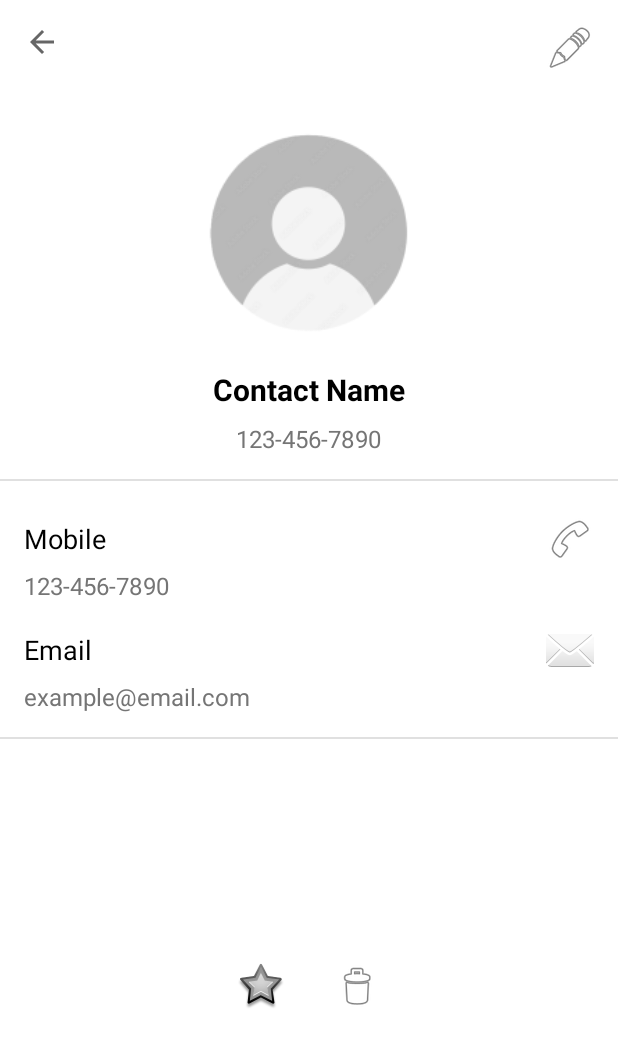
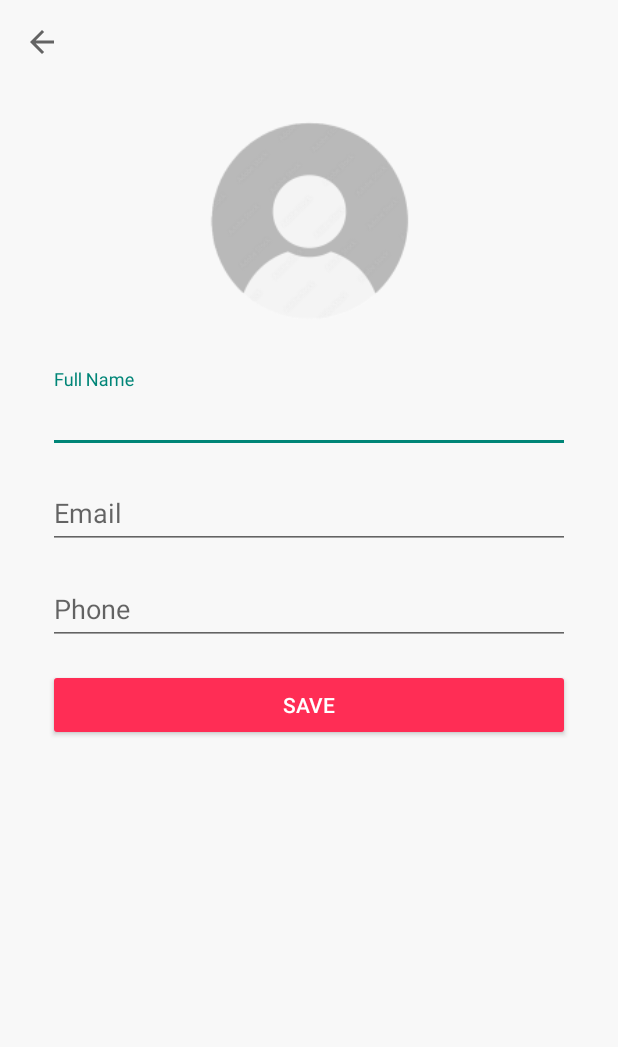
Before and after one commit to DijaniraMuachifi/contacts, an Android app: the layout fragment_details_contact.xml on its own in the app's theme, with its tools: preview values and no code run, on a phone screen of 412 x 824 dp. Shown: the top 1047 px of the screen. Run offline under Robolectric (Android 15) with nearby library versions, the phone set to English and light mode, and no system bars.

Commit message:
I change the layout in fragment details

```diff
--- a/app/src/main/res/layout/fragment_details_contact.xml
+++ b/app/src/main/res/layout/fragment_details_contact.xml
@@ -1,203 +1,108 @@
 <?xml version="1.0" encoding="utf-8"?>
-<androidx.constraintlayout.widget.ConstraintLayout xmlns:android="http://schemas.android.com/apk/res/android"
+<androidx.constraintlayout.widget.ConstraintLayout
+    xmlns:android="http://schemas.android.com/apk/res/android"
     xmlns:app="http://schemas.android.com/apk/res-auto"
     xmlns:tools="http://schemas.android.com/tools"
-    android:id="@+id/detailsRoot"
+    android:id="@+id/editContactLayout"
     android:layout_width="match_parent"
     android:layout_height="match_parent"
-    android:background="#FFFFFF"
-    tools:context=".detailsContact">
+    android:background="#F8F8F8"
+    tools:context=".EditContact">
 
-    <!-- Header -->
-    <androidx.constraintlayout.widget.ConstraintLayout
-        android:id="@+id/headerLayout"
+    <!-- Back Button -->
+    <ImageView
+        android:id="@+id/backButton"
+        android:layout_width="24dp"
+        android:layout_height="24dp"
+        android:contentDescription="@string/back"
+        android:src="?attr/actionModeCloseDrawable"
+        app:layout_constraintTop_toTopOf="parent"
+        app:layout_constraintStart_toStartOf="parent"
+        android:layout_margin="16dp"/>
+
+    <!-- Contact Photo -->
+    <ImageView
+        android:id="@+id/contactPhoto"
+        android:layout_width="150dp"
+        android:layout_height="150dp"
+        android:scaleType="centerCrop"
+        android:src="@mipmap/avacta_foreground"
+        android:contentDescription="@string/contact_photo"
+        app:layout_constraintTop_toBottomOf="@+id/backButton"
+        app:layout_constraintStart_toStartOf="parent"
+        app:layout_constraintEnd_toEndOf="parent"
+        android:layout_marginTop="32dp" />
+
+    <!-- Name -->
+    <com.google.android.material.textfield.TextInputLayout
+        android:id="@+id/nameLayout"
         android:layout_width="0dp"
         android:layout_height="wrap_content"
-        android:padding="16dp"
-        app:layout_constraintTop_toTopOf="parent"
+        android:layout_marginTop="24dp"
+        app:layout_constraintTop_toBottomOf="@id/contactPhoto"
         app:layout_constraintStart_toStartOf="parent"
-        app:layout_constraintEnd_toEndOf="parent">
+        app:layout_constraintEnd_toEndOf="parent"
+        android:layout_marginHorizontal="32dp">
 
-        <ImageView
-            android:id="@+id/backButton"
-            android:layout_width="wrap_content"
+        <com.google.android.material.textfield.TextInputEditText
+            android:id="@+id/contactName"
+            android:layout_width="match_parent"
             android:layout_height="wrap_content"
-            android:contentDescription="@string/back"
-            android:src="?attr/actionModeCloseDrawable"
-            app:layout_constraintStart_toStartOf="parent"
-            app:layout_constraintTop_toTopOf="parent" />
+            android:hint="@string/name"
+            android:inputType="textPersonName" />
+    </com.google.android.material.textfield.TextInputLayout>
 
-        <ImageView
-            android:id="@+id/editButton"
-            android:layout_width="wrap_content"
-            android:layout_height="wrap_content"
-            android:contentDescription="@string/edit"
-            android:src="@android:drawable/ic_menu_edit"
-            app:layout_constraintEnd_toEndOf="parent"
-            app:layout_constraintTop_toTopOf="parent" />
-    </androidx.constraintlayout.widget.ConstraintLayout>
-
-    <!-- Contact Photo & Info -->
-    <LinearLayout
-        android:id="@+id/contactInfoLayout"
+    <!-- Email -->
+    <com.google.android.material.textfield.TextInputLayout
+        android:id="@+id/emailLayout"
         android:layout_width="0dp"
         android:layout_height="wrap_content"
-        android:orientation="vertical"
-        android:gravity="center_horizontal"
-        android:padding="16dp"
-        app:layout_constraintTop_toBottomOf="@+id/headerLayout"
+        android:layout_marginTop="8dp"
+        app:layout_constraintTop_toBottomOf="@id/nameLayout"
         app:layout_constraintStart_toStartOf="parent"
-        app:layout_constraintEnd_toEndOf="parent">
+        app:layout_constraintEnd_toEndOf="parent"
+        android:layout_marginHorizontal="32dp">
 
-        <ImageView
-            android:id="@+id/contactPhoto"
-            android:layout_width="150dp"
-            android:layout_height="150dp"
-            android:scaleType="centerCrop"
-            android:src="@mipmap/avacta_foreground"
-            android:contentDescription="@string/contact_photo" />
+        <com.google.android.material.textfield.TextInputEditText
+            android:id="@+id/contactEmail"
+            android:layout_width="match_parent"
+            android:layout_height="wrap_content"
+            android:hint="@string/email"
+            android:inputType="textEmailAddress" />
+    </com.google.android.material.textfield.TextInputLayout>
 
-        <TextView
-            android:id="@+id/contactName"
-            android:layout_width="wrap_content"
-            android:layout_height="wrap_content"
-            android:layout_marginTop="16dp"
-            android:text="Contact Name"
-            android:textSize="20sp"
-            android:textStyle="bold"
-            android:textColor="@android:color/black" />
-
-        <TextView
-            android:id="@+id/contactPhone"
-            android:layout_width="wrap_content"
-            android:layout_height="wrap_content"
-            android:layout_marginTop="8dp"
-            android:text="123-456-7890"
-            android:textSize="16sp"
-            android:textColor="#757575" />
-    </LinearLayout>
-
-    <!-- Divider -->
-    <View
-        android:layout_width="0dp"
-        android:layout_height="1dp"
-        android:background="#E0E0E0"
-        app:layout_constraintTop_toBottomOf="@+id/contactInfoLayout"
-        app:layout_constraintStart_toStartOf="parent"
-        app:layout_constraintEnd_toEndOf="parent" />
-
-    <!-- Contact Details -->
-    <LinearLayout
-        android:id="@+id/detailsLayout"
+    <!-- Phone -->
+    <com.google.android.material.textfield.TextInputLayout
+        android:id="@+id/phoneLayout"
         android:layout_width="0dp"
         android:layout_height="wrap_content"
-        android:orientation="vertical"
-        android:padding="16dp"
-        app:layout_constraintTop_toBottomOf="@+id/contactInfoLayout"
+        android:layout_marginTop="8dp"
+        app:layout_constraintTop_toBottomOf="@id/emailLayout"
         app:layout_constraintStart_toStartOf="parent"
-        app:layout_constraintEnd_toEndOf="parent">
+        app:layout_constraintEnd_toEndOf="parent"
+        android:layout_marginHorizontal="32dp">
 
-        <!-- Mobile Row -->
-        <LinearLayout
+        <com.google.android.material.textfield.TextInputEditText
+            android:id="@+id/contactPhone"
             android:layout_width="match_parent"
             android:layout_height="wrap_content"
-            android:orientation="horizontal"
-            android:gravity="center_vertical"
-            android:layout_marginTop="8dp">
+            android:hint="@string/phone"
+            android:inputType="phone" />
+    </com.google.android.material.textfield.TextInputLayout>
 
-            <TextView
-                android:layout_width="0dp"
-                android:layout_height="wrap_content"
-                android:layout_weight="1"
-                android:text="Mobile"
-                android:textSize="18sp"
-                android:textColor="@android:color/black" />
-
-            <ImageView
-                android:layout_width="wrap_content"
-                android:layout_height="wrap_content"
-                android:contentDescription="@string/call"
-                android:src="@android:drawable/ic_menu_call" />
-        </LinearLayout>
-
-        <TextView
-            android:id="@+id/mobileNumber"
-            android:layout_width="wrap_content"
-            android:layout_height="wrap_content"
-            android:text="123-456-7890"
-            android:textSize="16sp"
-            android:layout_marginTop="4dp"
-            android:textColor="#757575" />
-
-        <!-- Email Row -->
-        <LinearLayout
-            android:layout_width="match_parent"
-            android:layout_height="wrap_content"
-            android:orientation="horizontal"
-            android:gravity="center_vertical"
-            android:layout_marginTop="16dp">
-
-            <TextView
-                android:layout_width="0dp"
-                android:layout_height="wrap_content"
-                android:layout_weight="1"
-                android:text="Email"
-                android:textSize="18sp"
-                android:textColor="@android:color/black" />
-
-            <ImageView
-                android:layout_width="wrap_content"
-                android:layout_height="wrap_content"
-                android:contentDescription="@string/email"
-                android:src="@android:drawable/ic_dialog_email" />
-        </LinearLayout>
-
-        <TextView
-            android:id="@+id/contactEmail"
-            android:layout_width="wrap_content"
-            android:layout_height="wrap_content"
-            android:text="example@email.com"
-            android:textSize="16sp"
-            android:layout_marginTop="4dp"
-            android:textColor="#757575" />
-    </LinearLayout>
-
-    <!-- Divider -->
-    <View
-        android:layout_width="0dp"
-        android:layout_height="1dp"
-        android:background="#E0E0E0"
-        app:layout_constraintTop_toBottomOf="@+id/detailsLayout"
-        app:layout_constraintStart_toStartOf="parent"
-        app:layout_constraintEnd_toEndOf="parent" />
-
-    <!-- Footer Buttons -->
-    <LinearLayout
-        android:id="@+id/footerLayout"
+    <!-- Save Button -->
+    <Button
+        android:id="@+id/saveButton"
         android:layout_width="0dp"
         android:layout_height="wrap_content"
-        android:orientation="horizontal"
-        android:gravity="center"
-        android:padding="16dp"
-        app:layout_constraintTop_toBottomOf="@+id/detailsLayout"
-        app:layout_constraintBottom_toBottomOf="parent"
+        android:layout_marginTop="16dp"
+        android:layout_marginBottom="24dp"
+        android:backgroundTint="#FF2D55"
+        android:text="@string/save_contact"
+        android:textColor="@android:color/white"
+        app:layout_constraintTop_toBottomOf="@id/phoneLayout"
         app:layout_constraintStart_toStartOf="parent"
-        app:layout_constraintEnd_toEndOf="parent">
-
-        <ImageView
-            android:id="@+id/favoriteButton"
-            android:layout_width="wrap_content"
-            android:layout_height="wrap_content"
-            android:contentDescription="@string/favorite"
-            app:srcCompat="@android:drawable/star_big_off" />
-
-        <ImageView
-            android:id="@+id/deleteButton"
-            android:layout_width="wrap_content"
-            android:layout_height="wrap_content"
-            android:layout_marginStart="32dp"
-            android:contentDescription="@string/delete"
-            android:src="@android:drawable/ic_menu_delete" />
-    </LinearLayout>
+        app:layout_constraintEnd_toEndOf="parent"
+        android:layout_marginHorizontal="32dp"/>
 
 </androidx.constraintlayout.widget.ConstraintLayout>
```
